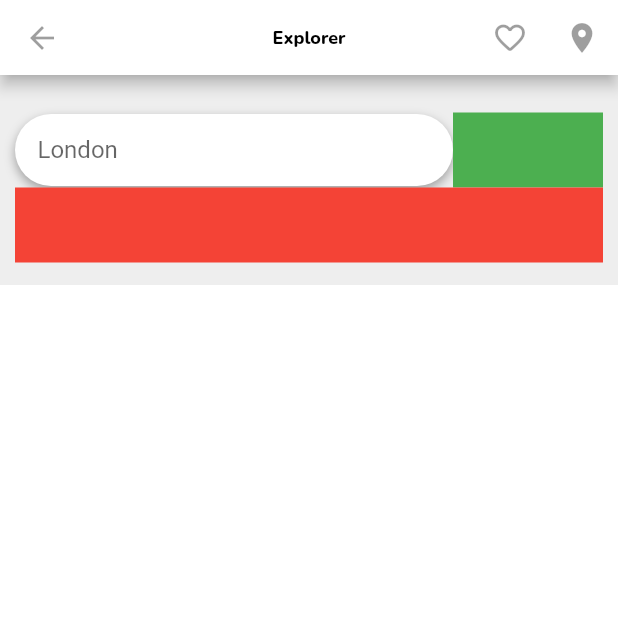
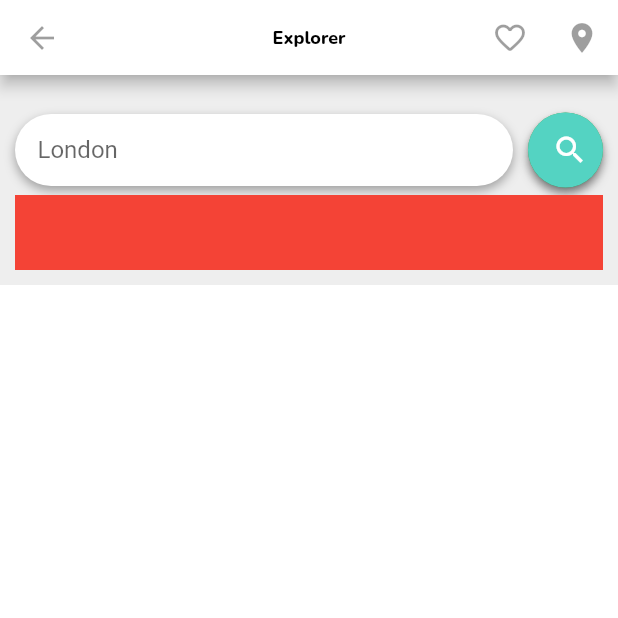
Before and after one commit to victoireMyinda/booking-design-flutter, a Flutter app: the screen it shows after launch, on a phone screen of 412 x 824 dp, the top half of it. Run offline on Flutter 3.47's test engine with Material 2 defaults, Android fonts, the phone set to English and light mode, and no system bars; our stand-ins replace google_fonts.

Commit message:
main: add_btn_search_in_search_widget

```diff
--- a/lib/pages/home/widgets/search.dart
+++ b/lib/pages/home/widgets/search.dart
@@ -1,4 +1,5 @@
 import 'package:flutter/material.dart';
+import 'package:hotels/pages/home/home.dart';
 
 class Seacrh extends StatelessWidget {
   const Seacrh({super.key});
@@ -35,13 +36,30 @@ class Seacrh extends StatelessWidget {
                 ),
               ),
             ),
+            const SizedBox(width: 10),
             Container(
               height: 50,
-              width: 100,
-              color: Colors.green,
+              width: 50,
+              decoration: const BoxDecoration(
+                  color: Colors.green,
+                  boxShadow: [
+                    BoxShadow(
+                      color: Colors.grey,
+                      blurRadius: 5,
+                      offset: Offset(0, 4),
+                    )
+                  ],
+                  borderRadius: BorderRadius.all(Radius.circular(25))),
+              child: ElevatedButton(
+                onPressed: () {},
+                child: Icon(Icons.search),
+                style: ElevatedButton.styleFrom(
+                    shape: const CircleBorder(), backgroundColor: dgreen),
+              ),
             ),
           ],
         ),
+        const SizedBox(height: 5),
         Container(
           height: 50,
           color: Colors.red,
```
